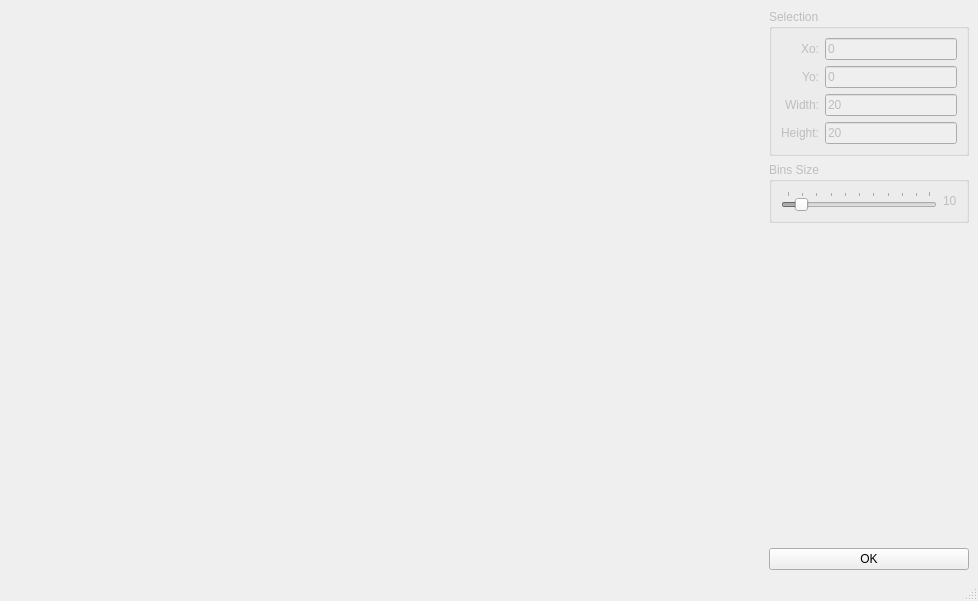
Old version of the form ibeatles/ui/ui_binningWindow.ui in the repository ornlneutronimaging/iBeatles.
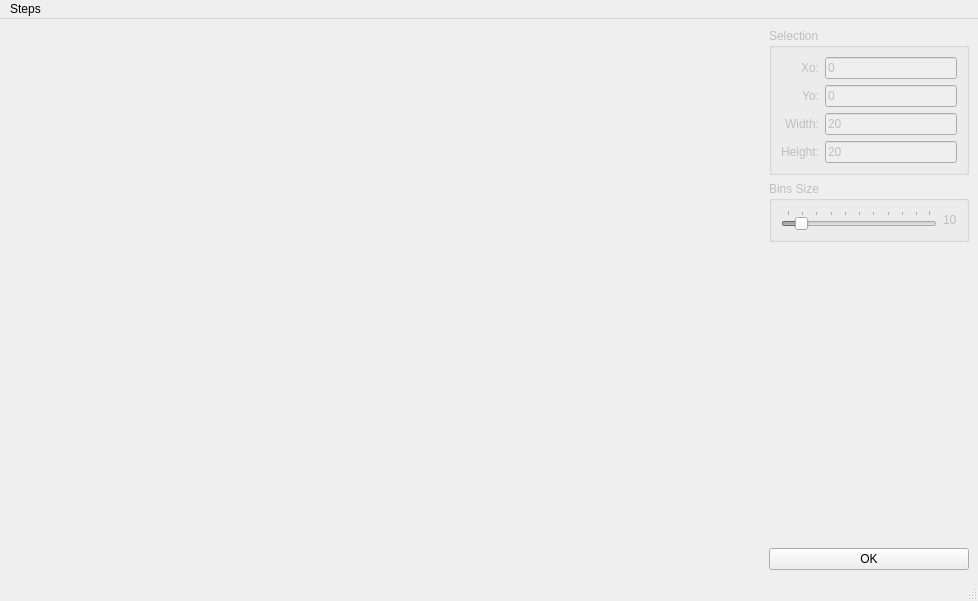
New version of the form.

Commit message: Click works for bragg peak table, this refs #152. fitting steps shortcuts added to binning view, this refs #155

Diff of the .ui file:
```diff
--- a/ibeatles/ui/ui_binningWindow.ui
+++ b/ibeatles/ui/ui_binningWindow.ui
@@ -243,6 +243,31 @@
    </layout>
   </widget>
   <widget class="QStatusBar" name="statusbar"/>
+  <widget class="QMenuBar" name="menuBar">
+   <property name="geometry">
+    <rect>
+     <x>0</x>
+     <y>0</y>
+     <width>978</width>
+     <height>24</height>
+    </rect>
+   </property>
+   <widget class="QMenu" name="menuSteps">
+    <property name="title">
+     <string>Steps</string>
+    </property>
+    <addaction name="action5_Fitting"/>
+   </widget>
+   <addaction name="menuSteps"/>
+  </widget>
+  <action name="action5_Fitting">
+   <property name="text">
+    <string>5. Fitting</string>
+   </property>
+   <property name="shortcut">
+    <string>Ctrl+5</string>
+   </property>
+  </action>
  </widget>
  <resources>
   <include location="../icons/icons.qrc"/>
```
Left out of the diff: 17 changed lines with no effect on the pictures. The commit also changes 4 other files.
